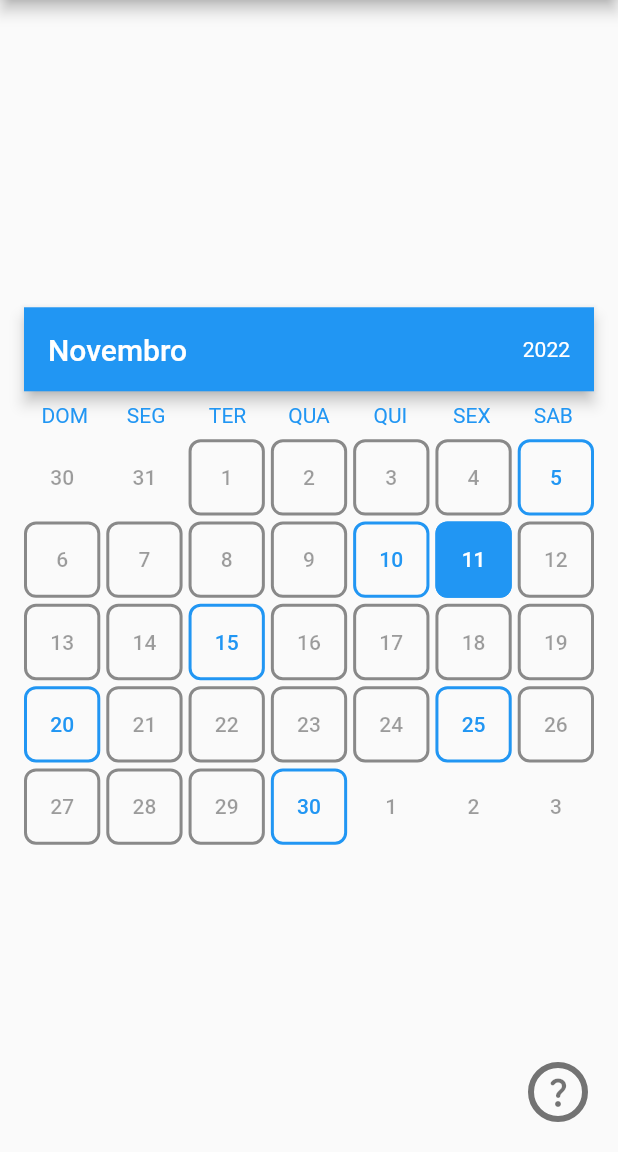
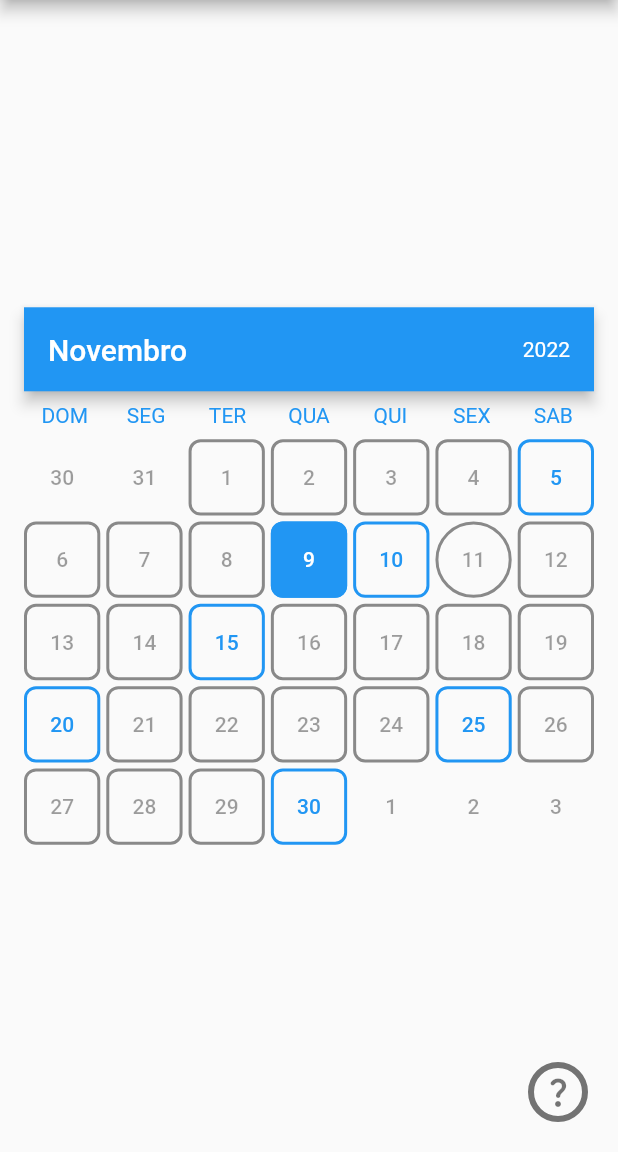
Before and after one commit to RenataSisilio/agenda, a Flutter app: the screen it shows after launch, on a phone screen of 412 x 824 dp, the part 84-1236 px from its top. Run offline on Flutter 3.47's test engine with Material 2 defaults, Android fonts, the phone set to English and light mode, and no system bars; our stand-ins replace dio; network calls fail.

Commit message:
feat: today special layout

```diff
--- a/lib/globals.dart
+++ b/lib/globals.dart
@@ -21,5 +21,6 @@ final now = DateTime.now();
 final today = DateTime(now.year, now.month, now.day);
 
 final allEvents = [
-  Mission(ministry: 'Música', dateTime: today, missionaries: []),
+  Mission(
+      ministry: 'Música', dateTime: DateTime(2022, 11, 9), missionaries: []),
 ];
--- a/lib/home/components/calendar_month.dart
+++ b/lib/home/components/calendar_month.dart
@@ -66,6 +66,7 @@ class CalendarMonth extends StatelessWidget {
                       list[index].day % 5 == 0, //just for layout testing
                   color: Colors.blue,
                   currentMonth: current,
+                  isToday: list[index] == today,
                 );
               }),
         ],
--- a/lib/home/components/day.dart
+++ b/lib/home/components/day.dart
@@ -7,6 +7,7 @@ class Day extends StatelessWidget {
     this.hasParticipation = false,
     this.currentMonth = true,
     this.color,
+    this.isToday = false,
     Key? key,
   })  : assert(!(hasEvents || hasParticipation) || color != null),
         super(key: key);
@@ -16,6 +17,7 @@ class Day extends StatelessWidget {
   final bool hasParticipation;
   final Color? color;
   final bool currentMonth;
+  final bool isToday;
 
   @override
   Widget build(BuildContext context) {
@@ -25,7 +27,9 @@ class Day extends StatelessWidget {
             ? ElevatedButton(
                 style: ElevatedButton.styleFrom(
                   padding: const EdgeInsets.all(0),
-                  shape: RoundedRectangleBorder(
+                  shape: isToday
+                      ? CircleBorder(side: BorderSide(color: color!))
+                      : RoundedRectangleBorder(
                           borderRadius: BorderRadius.circular(8.0),
                           side: BorderSide(color: color!)),
                   elevation: 0,
@@ -35,7 +39,7 @@ class Day extends StatelessWidget {
                   context: context,
                   child:
                       text, //criar página de detalhes para eventos com participação
-                  routeName: 'routeName',
+                  //routeName: 'routeName',
                 ),
                 child: text,
               )
@@ -45,14 +49,17 @@ class Day extends StatelessWidget {
                       padding: const EdgeInsets.all(0),
                       foregroundColor: color,
                       side: BorderSide(width: 2.0, color: color!),
-                        shape: RoundedRectangleBorder(
+                      shape: isToday
+                          ? const CircleBorder()
+                          : RoundedRectangleBorder(
                               borderRadius: BorderRadius.circular(8.0),
-                        )),
+                            ),
+                    ),
                     onPressed: () => _detailsBottomSheet(
                       context: context,
                       child:
                           text, //criar página de detalhes para eventos sem participação
-                      routeName: 'routeName',
+                      //routeName: 'routeName',
                     ),
                     child: text,
                   )
@@ -64,9 +71,12 @@ class Day extends StatelessWidget {
                         width: 2.0,
                         color: Colors.black45,
                       ),
-                        shape: RoundedRectangleBorder(
+                      shape: isToday
+                          ? const CircleBorder()
+                          : RoundedRectangleBorder(
                               borderRadius: BorderRadius.circular(8.0),
-                        )),
+                            ),
+                    ),
                     onPressed: null,
                     child: text,
                   )
@@ -84,7 +94,7 @@ class Day extends StatelessWidget {
 Future<T?> _detailsBottomSheet<T>({
   required BuildContext context,
   required Widget child,
-  required String routeName,
+  //required String routeName,
   bool enableDrag = true,
   bool isDismissible = true,
   bool useRootNavigator = false,
@@ -98,7 +108,7 @@ Future<T?> _detailsBottomSheet<T>({
       enableDrag: enableDrag,
       isScrollControlled: isScrollControlled,
       context: context,
-      routeSettings: RouteSettings(name: routeName),
+      //routeSettings: RouteSettings(name: routeName),
       shape: const RoundedRectangleBorder(
         borderRadius: BorderRadius.only(
           topLeft: Radius.circular(8.0),
```
Lines whose indentation alone changed are shown as unchanged.
